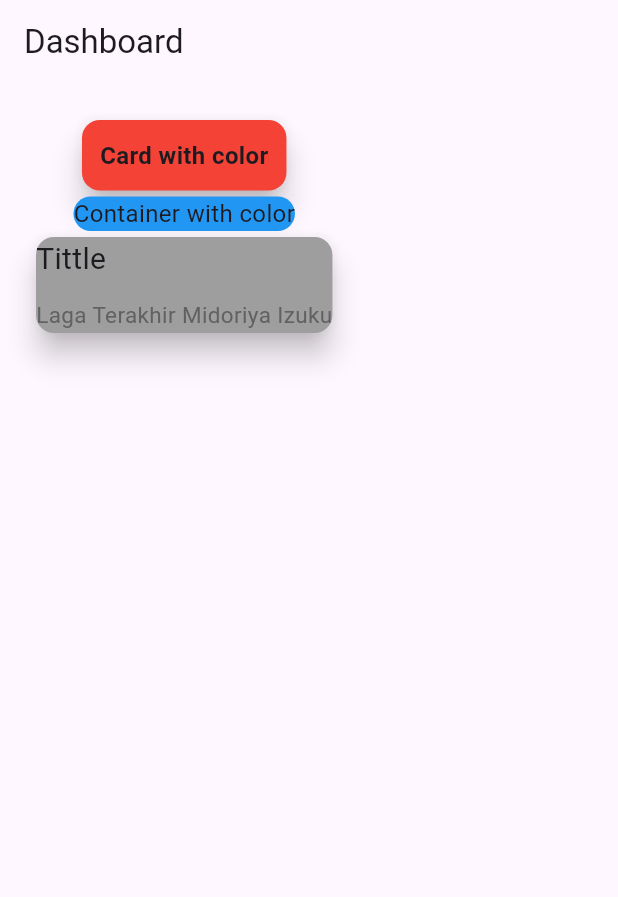
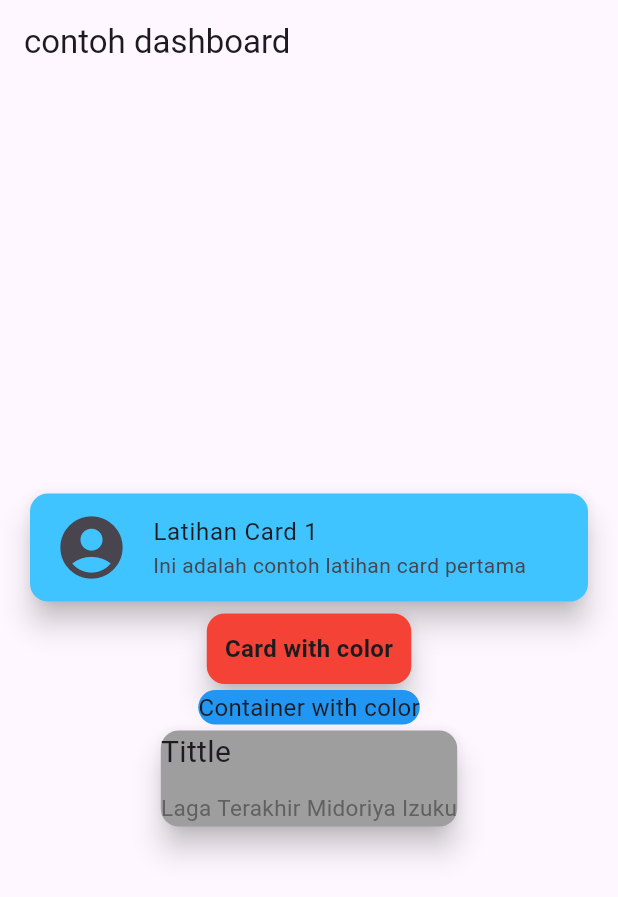
Before and after one commit to GUYwithPTSD/tugas_week8_1123150135, a Flutter app: the screen it shows after launch, on a phone screen of 412 x 824 dp. Shown: the top 897 px of the screen. Run offline on Flutter 3.47's test engine with Material 3 defaults, Android fonts, the phone set to English and light mode, and no system bars.

Commit message:
ketinggalan ngoding 2

```diff
--- a/lib/pages/test.dart
+++ b/lib/pages/test.dart
@@ -6,12 +6,23 @@ class TestPages extends StatelessWidget {
   @override
   Widget build(BuildContext context) {
     return Scaffold(
-      appBar: AppBar(title: const Text("Dashboard"), actions: const []),
-      body: SingleChildScrollView(
-        child: Container(
-          padding: const EdgeInsets.all(20.0),
+      appBar: AppBar(title: const Text("contoh dashboard")),
+      body: Padding(
+        padding: const EdgeInsets.all(16.0),
         child: Column(
+          mainAxisAlignment: MainAxisAlignment.center,
+
+          // crossAxisAlignment: CrossAxisAlignment.start,
           children: [
+            Card(
+              color: Colors.lightBlueAccent,
+              elevation: 8,
+              child: ListTile(
+                leading: Icon(Icons.account_circle, size: 50),
+                title: Text("Latihan Card 1"),
+                subtitle: Text("Ini adalah contoh latihan card pertama"),
+              ),
+            ),
             Card(
               elevation: 8,
               color: Colors.red,
@@ -19,10 +30,7 @@ class TestPages extends StatelessWidget {
                 padding: EdgeInsets.all(12.0),
                 child: Text(
                   "Card with color",
-                    style: TextStyle(
-                      fontSize: 16.0,
-                      fontWeight: FontWeight.bold,
-                    ),
+                  style: TextStyle(fontSize: 16.0, fontWeight: FontWeight.bold),
                 ),
               ),
             ),
@@ -61,7 +69,6 @@ class TestPages extends StatelessWidget {
           ],
         ),
       ),
-      ),
     );
   }
 }
```
Lines whose indentation alone changed are shown as unchanged.
